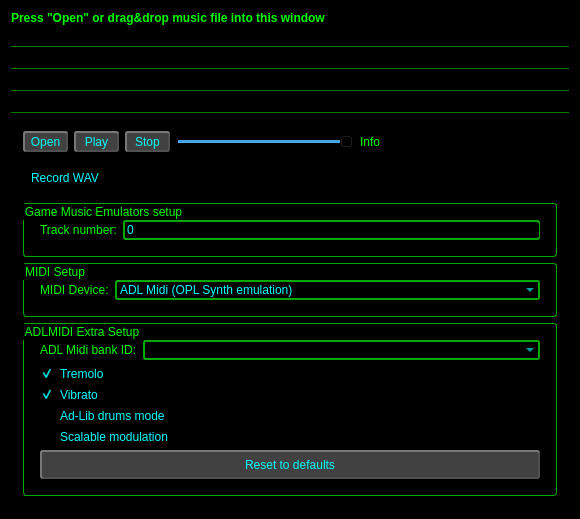
The window that MusicPlayer/MainWindow/mainwindow.ui (WohlSoft/Moondust-Project) describes before a commit, drawn with Qt 5.
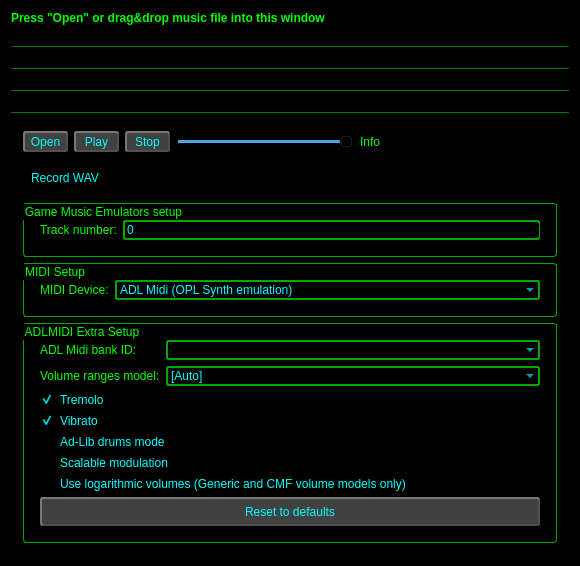
The same window after the commit. Icons and pictures are not drawn.

Commit message: Added changable volume ranges model into libADLMIDI

The edit to the form file:
```diff
--- a/MusicPlayer/MainWindow/mainwindow.ui
+++ b/MusicPlayer/MainWindow/mainwindow.ui
@@ -7,7 +7,7 @@
     <x>0</x>
     <y>0</y>
     <width>580</width>
-    <height>511</height>
+    <height>552</height>
    </rect>
   </property>
   <property name="minimumSize">
@@ -144,13 +144,61 @@
             </property>
            </widget>
           </item>
-          <item row="7" column="0" colspan="2">
+          <item row="8" column="0" colspan="2">
            <widget class="QPushButton" name="resetDefaultADLMIDI">
             <property name="text">
              <string>Reset to defaults</string>
             </property>
            </widget>
           </item>
+          <item row="2" column="0">
+           <widget class="QLabel" name="label_5">
+            <property name="text">
+             <string>Volume ranges model:</string>
+            </property>
+           </widget>
+          </item>
+          <item row="2" column="1">
+           <widget class="QComboBox" name="volumeModel">
+            <item>
+             <property name="text">
+              <string>[Auto]</string>
+             </property>
+            </item>
+            <item>
+             <property name="text">
+              <string>Generic</string>
+             </property>
+            </item>
+            <item>
+             <property name="text">
+              <string>CMF</string>
+             </property>
+            </item>
+            <item>
+             <property name="text">
+              <string>DMX</string>
+             </property>
+            </item>
+            <item>
+             <property name="text">
+              <string>Apogee</string>
+             </property>
+            </item>
+            <item>
+             <property name="text">
+              <string>9X</string>
+             </property>
+            </item>
+           </widget>
+          </item>
+          <item row="7" column="0" colspan="2">
+           <widget class="QCheckBox" name="logVolumes">
+            <property name="text">
+             <string>Use logarithmic volumes (Generic and CMF volume models only)</string>
+            </property>
+           </widget>
+          </item>
          </layout>
         </widget>
        </item>
```
The commit also changes 9 other files.
